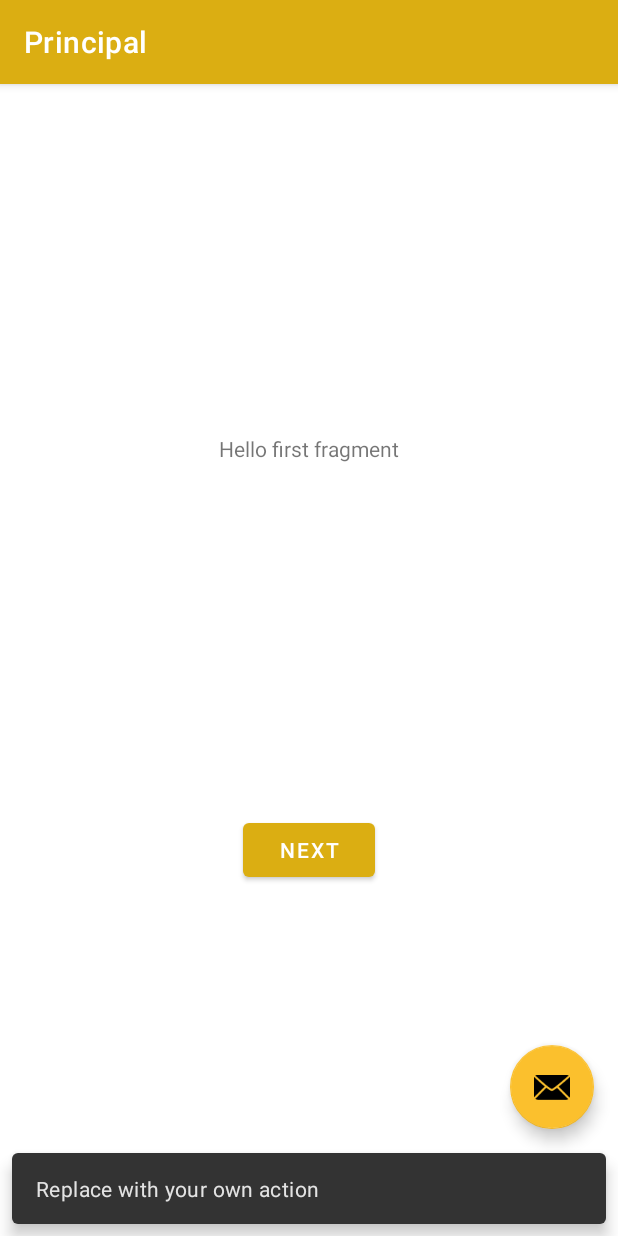
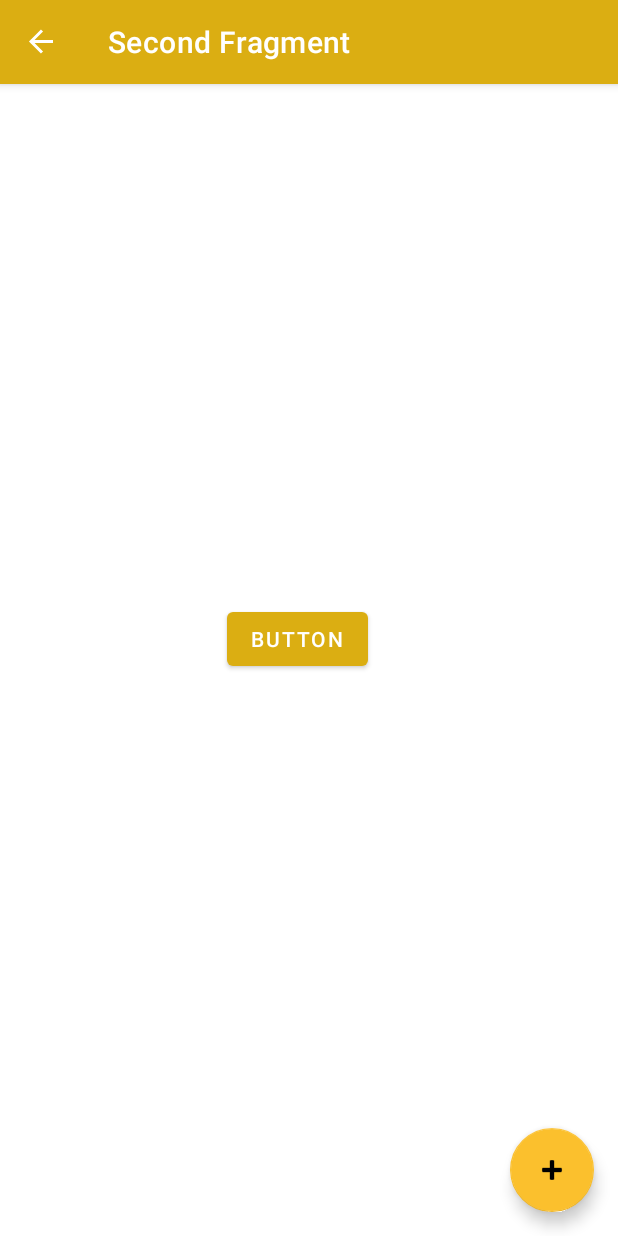
Before and after one commit to Jonathan-ulises/BlocN, an Android app: the screen it shows after launch (Principal), after a tap on an icon or button, on a phone screen of 412 x 824 dp. Run offline under Robolectric (Android 15) with nearby library versions, the phone set to English and light mode, and no system bars; our stand-ins replace navigation-ui; Roboto replaces fonts that are not available here.

Commit message:
Modified navigation and design change

```diff
--- a/app/src/main/java/com/macrobios/blocn/FirstFragment.java
+++ b/app/src/main/java/com/macrobios/blocn/FirstFragment.java
@@ -9,7 +9,6 @@ import androidx.annotation.NonNull;
 import androidx.fragment.app.Fragment;
 import androidx.navigation.NavController;
 import androidx.navigation.Navigation;
-import androidx.navigation.fragment.NavHostFragment;
 
 public class FirstFragment extends Fragment {
 
@@ -19,16 +18,18 @@ public class FirstFragment extends Fragment {
             Bundle savedInstanceState
     ) {
         // Inflate the layout for this fragment
-        return inflater.inflate(R.layout.fragment_first, container, false);
+        return inflater.inflate(R.layout.fragment_note, container, false);
     }
 
     public void onViewCreated(@NonNull View view, Bundle savedInstanceState) {
         super.onViewCreated(view, savedInstanceState);
 
+        final NavController navController = Navigation.findNavController(view);
+
         view.findViewById(R.id.button_first).setOnClickListener(new View.OnClickListener() {
             @Override
             public void onClick(View view) {
-                Navigation.findNavController(view).navigate(R.id.SecondFragment);
+                navController.navigate(R.id.action_FirstFragment_to_SecondFragment);
             }
         });
     }
--- a/app/src/main/java/com/macrobios/blocn/Principal.java
+++ b/app/src/main/java/com/macrobios/blocn/Principal.java
@@ -9,12 +9,15 @@ import androidx.appcompat.app.AppCompatActivity;
 import androidx.appcompat.widget.Toolbar;
 import androidx.navigation.NavController;
 import androidx.navigation.Navigation;
+import androidx.navigation.ui.NavigationUI;
 
 import android.view.View;
-import android.widget.ImageView;
+import android.widget.Toast;
+
 
 public class Principal extends AppCompatActivity {
 
+NavController navController;
 
     @Override
     protected void onCreate(Bundle savedInstanceState) {
@@ -23,15 +26,21 @@ public class Principal extends AppCompatActivity {
         Toolbar toolbar = findViewById(R.id.toolbar);
         setSupportActionBar(toolbar);
 
+        navController = Navigation.findNavController(this, R.id.nav_host_fragment);
+        NavigationUI.setupActionBarWithNavController(this, navController);
+
         FloatingActionButton fab = findViewById(R.id.fab);
         fab.setOnClickListener(new View.OnClickListener() {
             @Override
             public void onClick(View view) {
-                Snackbar.make(view, "Replace with your own action", Snackbar.LENGTH_LONG)
-                        .setAction("Action", null).show();
+                navController.navigate(R.id.action_FirstFragment_to_SecondFragment);
             }
         });
+    }
 
-        //NavController navController = Navigation.findNavController(this, R.id.nav_host_fragment);
+    @Override
+    public boolean onSupportNavigateUp() {
+        navController.navigateUp();
+        return super.onSupportNavigateUp();
     }
 }
--- a/app/src/main/java/com/macrobios/blocn/SecondFragment.java
+++ b/app/src/main/java/com/macrobios/blocn/SecondFragment.java
@@ -4,6 +4,7 @@ import android.os.Bundle;
 import android.view.LayoutInflater;
 import android.view.View;
 import android.view.ViewGroup;
+import android.widget.Button;
 
 import androidx.annotation.NonNull;
 import androidx.fragment.app.Fragment;
@@ -11,21 +12,24 @@ import androidx.navigation.fragment.NavHostFragment;
 
 public class SecondFragment extends Fragment {
 
+    Button btnToC;
+
     @Override
     public View onCreateView(
             LayoutInflater inflater, ViewGroup container,
             Bundle savedInstanceState
     ) {
         // Inflate the layout for this fragment
-        return inflater.inflate(R.layout.fragment_second, container, false);
+        return inflater.inflate(R.layout.fragment_new_note, container, false);
     }
 
     public void onViewCreated(@NonNull View view, Bundle savedInstanceState) {
         super.onViewCreated(view, savedInstanceState);
 
-        view.findViewById(R.id.button_second).setOnClickListener(new View.OnClickListener() {
+        btnToC = view.findViewById(R.id.btnToC);
+        btnToC.setOnClickListener(new View.OnClickListener() {
             @Override
-            public void onClick(View view) {
+            public void onClick(View v) {
                 NavHostFragment.findNavController(SecondFragment.this)
                         .navigate(R.id.action_SecondFragment_to_FirstFragment);
             }
--- a/app/src/main/res/layout/activity_principal.xml
+++ b/app/src/main/res/layout/activity_principal.xml
@@ -28,6 +28,6 @@
         android:layout_height="wrap_content"
         android:layout_gravity="bottom|end"
         android:layout_margin="@dimen/fab_margin"
-        app:srcCompat="@android:drawable/ic_dialog_email" />
+        app:srcCompat="@android:drawable/ic_input_add" />
 
 </androidx.coordinatorlayout.widget.CoordinatorLayout>
--- /dev/null
+++ b/app/src/main/res/layout/fragment_new_note.xml
@@ -0,0 +1,22 @@
+<?xml version="1.0" encoding="utf-8"?>
+<androidx.constraintlayout.widget.ConstraintLayout xmlns:android="http://schemas.android.com/apk/res/android"
+    xmlns:app="http://schemas.android.com/apk/res-auto"
+    xmlns:tools="http://schemas.android.com/tools"
+    android:layout_width="match_parent"
+    android:layout_height="match_parent"
+    tools:context=".SecondFragment">
+
+    <Button
+        android:id="@+id/btnToC"
+        android:layout_width="wrap_content"
+        android:layout_height="wrap_content"
+        android:layout_marginStart="151dp"
+        android:layout_marginTop="327dp"
+        android:layout_marginEnd="167dp"
+        android:layout_marginBottom="356dp"
+        android:text="Button"
+        app:layout_constraintBottom_toBottomOf="parent"
+        app:layout_constraintEnd_toEndOf="parent"
+        app:layout_constraintStart_toStartOf="parent"
+        app:layout_constraintTop_toTopOf="parent" />
+</androidx.constraintlayout.widget.ConstraintLayout>
--- a/app/src/main/res/navigation/nav_graph.xml
+++ b/app/src/main/res/navigation/nav_graph.xml
@@ -9,7 +9,7 @@
         android:id="@+id/FirstFragment"
         android:name="com.macrobios.blocn.FirstFragment"
         android:label="@string/first_fragment_label"
-        tools:layout="@layout/fragment_first">
+        tools:layout="@layout/fragment_note">
 
         <action
             android:id="@+id/action_FirstFragment_to_SecondFragment"
@@ -19,7 +19,7 @@
         android:id="@+id/SecondFragment"
         android:name="com.macrobios.blocn.SecondFragment"
         android:label="@string/second_fragment_label"
-        tools:layout="@layout/fragment_second">
+        tools:layout="@layout/fragment_new_note">
 
         <action
             android:id="@+id/action_SecondFragment_to_FirstFragment"
```
Also changed, not shown: app/src/main/res/layout/fragment_note.xml (added, +28 -0 lines).
